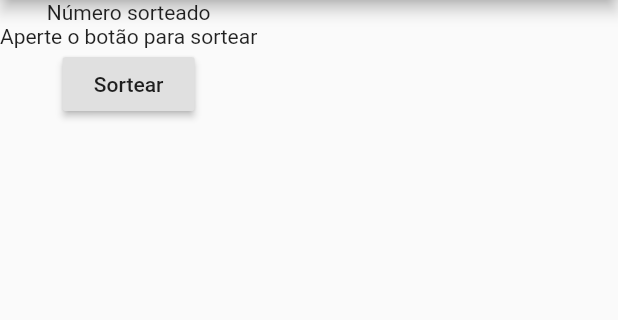
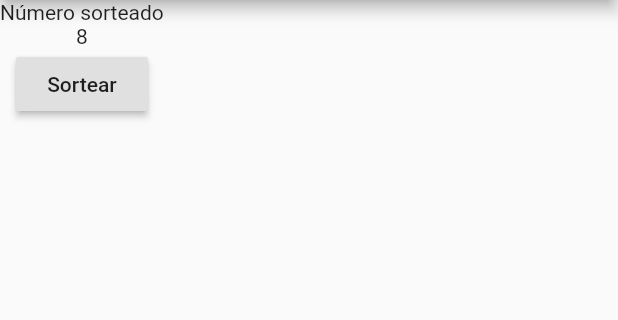
Before and after one commit to elton-fonseca/exemplo-flutter-fundamentos, a Flutter app: the screen it shows after launch, after a tap on "Sortear", on a phone screen of 412 x 824 dp, the part 84-404 px from its top. Run offline on Flutter 3.47's test engine with Material 2 defaults, Android fonts, the phone set to English and light mode, and no system bars.

Commit message:
Sorteando o valor valor ao clicar no botão

```diff
--- a/lib/main.dart
+++ b/lib/main.dart
@@ -1,3 +1,5 @@
+import 'dart:math';
+
 import 'package:flutter/material.dart';
 
 void main() {
@@ -19,6 +21,14 @@ class PaginaInicial extends StatefulWidget {
 }
 
 class _PaginaInicialState extends State<PaginaInicial> {
+  int _numeroSorteado = 0;
+
+  void _sortear() {
+    setState(() {
+      _numeroSorteado = 1 + Random().nextInt(10 - 1);
+    });
+  }
+
   @override
   Widget build(BuildContext context) {
     return Scaffold(
@@ -28,9 +38,13 @@ class _PaginaInicialState extends State<PaginaInicial> {
       body: Column(
         children: [
           Text('Número sorteado'),
-          Text('Aperte o botão para sortear'),
+          Text(
+            _numeroSorteado != 0
+                ? '$_numeroSorteado'
+                : 'Aperte o botão para sortear',
+          ),
           RaisedButton(
-            onPressed: () => {print('Clicou no botão')},
+            onPressed: () => {_sortear()},
             child: Text('Sortear'),
           ),
         ],
```
